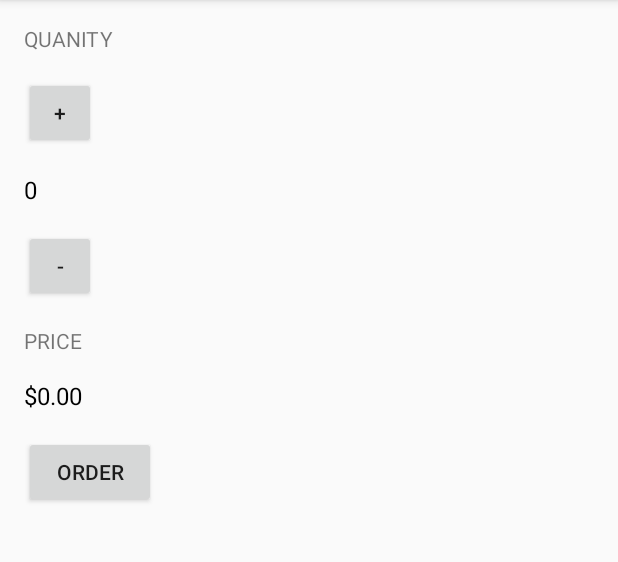
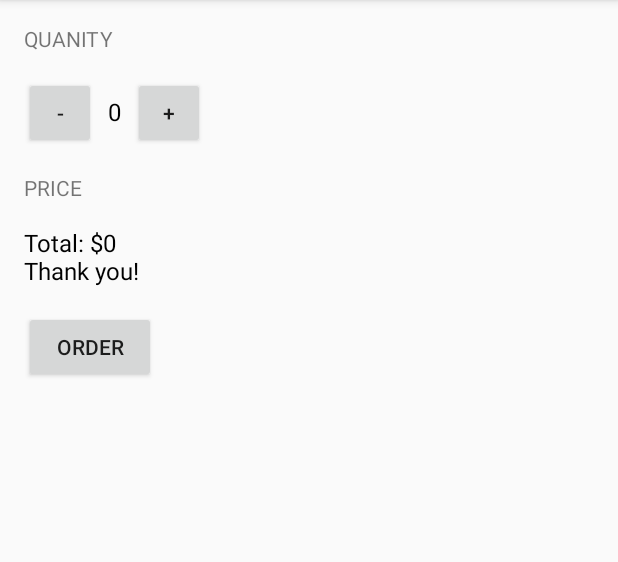
Before and after one commit to pivotal-samantha-mar/JustJava, an Android app: the screen it shows after launch (MainActivity), after a tap on "ORDER", on a phone screen of 412 x 824 dp, the part 84-646 px from its top. Run offline under Robolectric (Android 15) with nearby library versions, the phone set to English and light mode, and no system bars.

Commit message:
Complete part 2

```diff
--- a/app/src/main/java/com/example/pivotal/justjava/MainActivity.java
+++ b/app/src/main/java/com/example/pivotal/justjava/MainActivity.java
@@ -31,7 +31,10 @@ public class MainActivity extends AppCompatActivity {
      */
     public void submitOrder(View view) {
 
-        displayPrice(quantity*5);
+
+            String priceMessage = "Total: " + "$" +quantity*5 + "\nThank you!";
+            displayMessage(priceMessage);
+
     }
 
     public void increment(View view) {
@@ -67,9 +70,18 @@ public class MainActivity extends AppCompatActivity {
         TextView priceTextView = (TextView) findViewById(R.id.price_text_view);
         priceTextView.setText(NumberFormat.getCurrencyInstance().format(number));
 
+    }
 
+    /**
+     * This method displays the given text on the screen.
+     */
+    private void displayMessage(String message) {
+        TextView priceTextView = (TextView) findViewById(R.id.price_text_view);
+        priceTextView.setText(message);
     }
 
 
 
+
+
 }
--- a/app/src/main/res/layout/activity_main.xml
+++ b/app/src/main/res/layout/activity_main.xml
@@ -18,12 +18,17 @@
     android:layout_marginBottom="16dp"
     android:textAllCaps="true" />
 
+    <LinearLayout
+        android:layout_width="wrap_content"
+        android:layout_height="wrap_content"
+        android:orientation="horizontal"
+        android:layout_marginBottom="16dp">
+
         <Button
             android:layout_height="48dp"
             android:layout_width="48dp"
-        android:layout_marginBottom="16dp"
-        android:text="+"
-        android:onClick="increment" />
+            android:text="-"
+            android:onClick="decrement" />
 
 
         <TextView
@@ -31,17 +36,19 @@
             android:layout_width="wrap_content"
             android:layout_height="wrap_content"
             android:text="0"
-        android:layout_marginBottom="16dp"
+            android:paddingLeft="8dp"
+            android:paddingRight="8dp"
             android:textSize="16sp"
             android:textColor="#000000"/>
+
 
         <Button
             android:layout_height="48dp"
             android:layout_width="48dp"
-        android:layout_marginBottom="16dp"
-        android:text="-"
-        android:onClick="decrement" />
+            android:text="+"
+            android:onClick="increment" />
 
+    </LinearLayout>
 
     <TextView
         android:layout_width="wrap_content"
```
Lines whose indentation alone changed are shown as unchanged.
